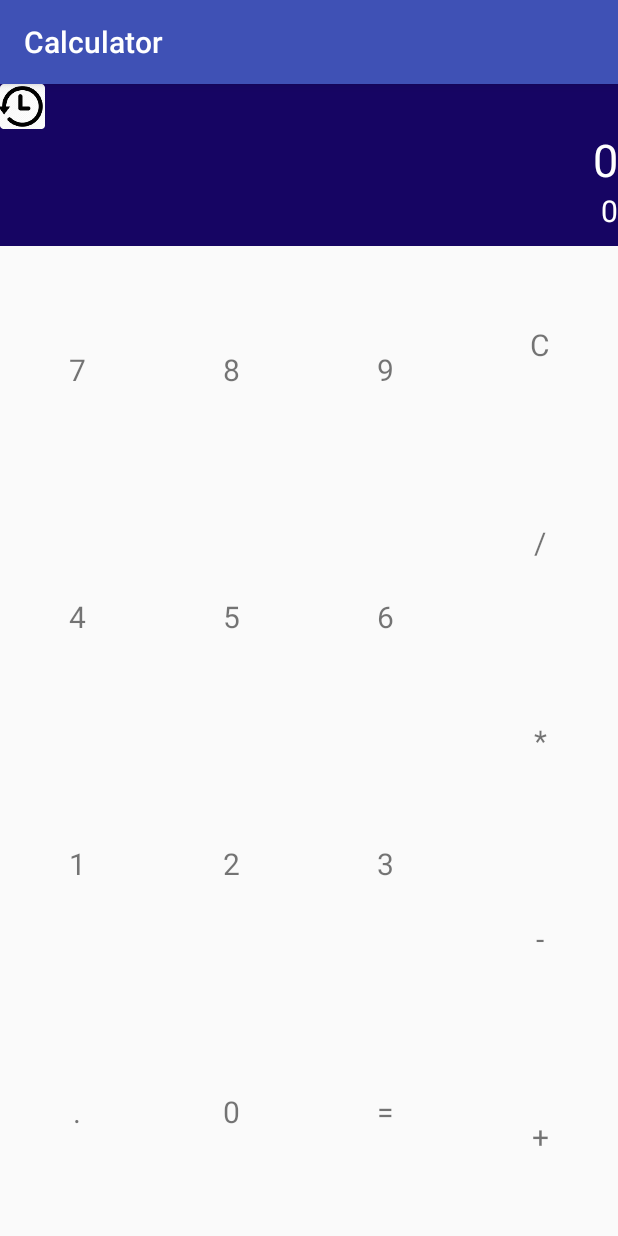
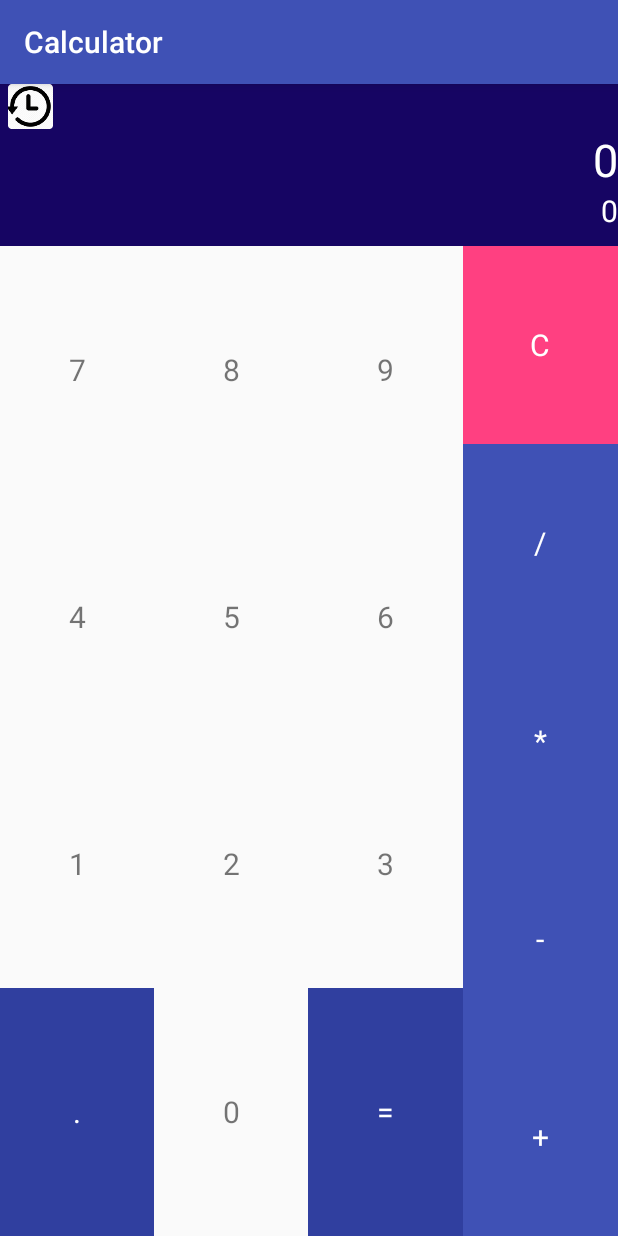
Before and after one commit to mustakim/Calculator, an Android app: the screen it shows after launch (MainActivity), on a phone screen of 412 x 824 dp. Run offline under Robolectric (Android 15) with nearby library versions, the phone set to English and light mode, and no system bars.

Commit message:
Commit after visual change in layout

```diff
--- a/app/src/main/java/net/i4ideas/mustakim/calculator/MainActivity.java
+++ b/app/src/main/java/net/i4ideas/mustakim/calculator/MainActivity.java
@@ -4,7 +4,6 @@ import android.content.Context;
 import android.content.SharedPreferences;
 import android.support.v7.app.AppCompatActivity;
 import android.os.Bundle;
-import android.util.Log;
 import android.view.View;
 import android.widget.TextView;
 import android.widget.Toast;
@@ -22,7 +21,6 @@ public class MainActivity extends AppCompatActivity {
     private int equalButton;
     // Object of input Display
     private TextView inputTextView;
-
     // Object of input Display
     private TextView displayTextView;
     // Flag for first input
@@ -187,11 +185,11 @@ public class MainActivity extends AppCompatActivity {
                                 //Print in display Text View
                                 displayTextView.setText(String.valueOf(decimalFormat.format(result)));
                             } else {
-                                displayTextView.setText("Infinite");
+                                displayTextView.setText(getText(R.string.infinite));
                             }
                         }
                     } else {
-                        Toast.makeText(getApplicationContext(), "Invalid Input", Toast.LENGTH_SHORT).show();
+                        Toast.makeText(getApplicationContext(), getText(R.string.invalid), Toast.LENGTH_SHORT).show();
                     }
                 } else if (isEqualButtonNotUsed == true){
                     displayTextView.setText(currentInput);
--- a/app/src/main/res/layout/activity_main.xml
+++ b/app/src/main/res/layout/activity_main.xml
@@ -14,6 +14,7 @@
             android:id="@+id/history"
             android:layout_width="30sp"
             android:layout_height="30dp"
+            android:layout_marginLeft="5sp"
             android:src="@mipmap/ic_history"
             android:clickable="true"
             android:onClick="onClickHistoryButton"/>
@@ -121,7 +122,9 @@
                 android:text="@string/decimal"
                 android:textSize="20dp"
                 android:clickable="true"
-                android:onClick="onClickDecimal"/>
+                android:onClick="onClickDecimal"
+                android:background="@color/colorPrimaryDark"
+                android:textColor="@color/Display_Text"/>
 
         </LinearLayout>
 
@@ -225,7 +228,9 @@
                 android:text="@string/equal"
                 android:textSize="20dp"
                 android:clickable="true"
-                android:onClick="onClick"/>
+                android:onClick="onClick"
+                android:background="@color/colorPrimaryDark"
+                android:textColor="@color/Display_Text"/>
 
         </LinearLayout>
 
@@ -244,7 +249,9 @@
                 android:text="@string/clear"
                 android:textSize="20dp"
                 android:clickable="true"
-                android:onClick="onClickClear"/>
+                android:onClick="onClickClear"
+                android:background="@color/colorAccent"
+                android:textColor="@color/Display_Text"/>
 
             <TextView
                 android:id="@+id/button_divide"
@@ -255,7 +262,9 @@
                 android:text="@string/division"
                 android:textSize="20dp"
                 android:clickable="true"
-                android:onClick="onClick"/>
+                android:onClick="onClick"
+                android:background="@color/colorPrimary"
+                android:textColor="@color/Display_Text"/>
 
             <TextView
                 android:id="@+id/button_multiply"
@@ -266,7 +275,9 @@
                 android:text="@string/multi"
                 android:textSize="20dp"
                 android:clickable="true"
-                android:onClick="onClick"/>
+                android:onClick="onClick"
+                android:background="@color/colorPrimary"
+                android:textColor="@color/Display_Text"/>
 
             <TextView
                 android:id="@+id/button_substract"
@@ -277,7 +288,9 @@
                 android:text="@string/minus"
                 android:textSize="20dp"
                 android:clickable="true"
-                android:onClick="onClick"/>
+                android:onClick="onClick"
+                android:background="@color/colorPrimary"
+                android:textColor="@color/Display_Text"/>
 
             <TextView
                 android:id="@+id/button_add"
@@ -288,7 +301,9 @@
                 android:text="@string/plus"
                 android:textSize="20dp"
                 android:clickable="true"
-                android:onClick="onClick"/>
+                android:onClick="onClick"
+                android:background="@color/colorPrimary"
+                android:textColor="@color/Display_Text"/>
 
         </LinearLayout>
 
--- a/app/src/main/res/values/strings.xml
+++ b/app/src/main/res/values/strings.xml
@@ -21,6 +21,8 @@
     <string name="history_title">History</string>
     <string name="back_to_calculator">Back to Calculator</string>
     <string name="infinite">Infinite</string>
+    <string name="invalid">Invalid Input</string>
+    <string name="no_history">No History Found</string>
     <string name="sharedPref_Name">History</string>
     <string name="sharedPref_file_Name">History</string>
 </resources>
```
